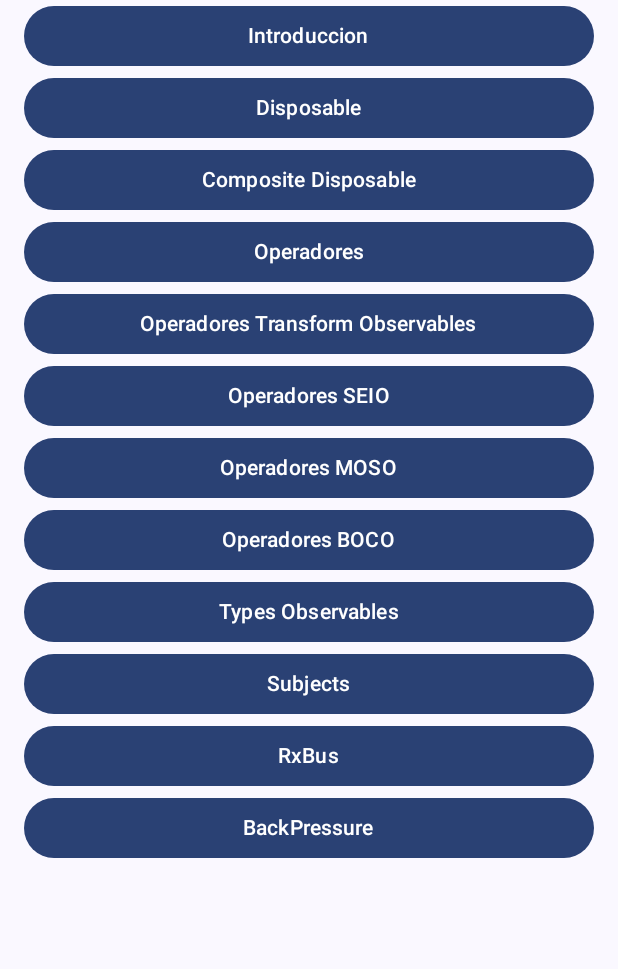
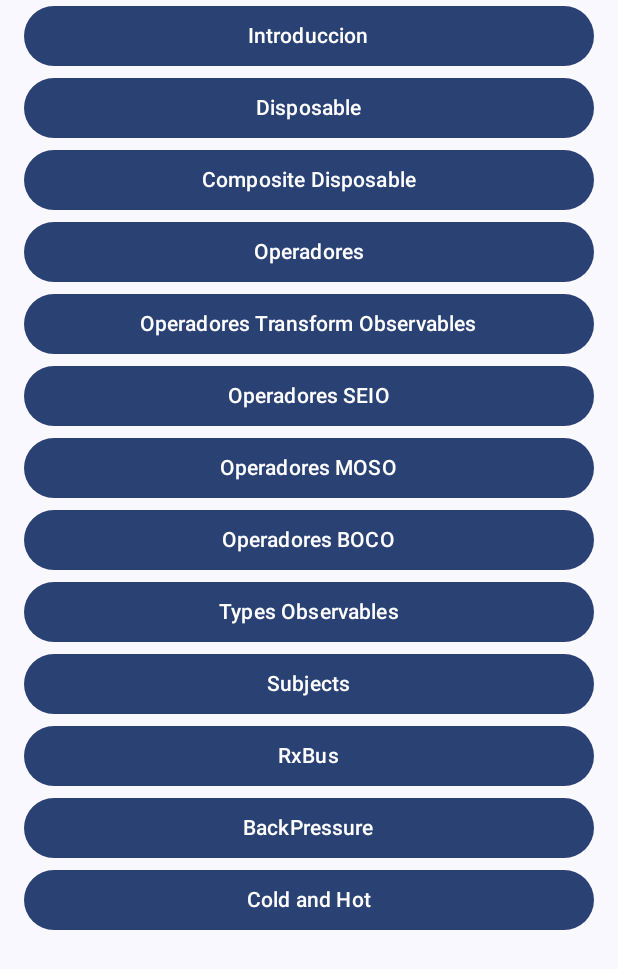
Before and after one commit to SylvinaSR/RxJavaExamples, an Android app built with Jetpack Compose: the screen it shows after launch (MainActivity), on a phone screen of 412 x 824 dp. Shown: the top 969 px of the screen. Run offline under Robolectric (Android 15) with nearby library versions, the phone set to English and light mode, and no system bars.

Commit message:
feat: Section 11 Udemy - Create Screen Cold and Hot

```diff
--- a/app/src/main/java/com/sylvieprojects/rxjavaapp/view/core/navigation/NavigationWrapper.kt
+++ b/app/src/main/java/com/sylvieprojects/rxjavaapp/view/core/navigation/NavigationWrapper.kt
@@ -10,6 +10,7 @@ import com.sylvieprojects.rxjavaapp.view.screens.IntroScreen
 import com.sylvieprojects.rxjavaapp.view.screens.operators.OperadoresScreen
 import com.sylvieprojects.rxjavaapp.view.screens.PrincipalScreen
 import com.sylvieprojects.rxjavaapp.view.screens.backPressure.BackPressureScreen
+import com.sylvieprojects.rxjavaapp.view.screens.coldAndHot.ColdAndHotScreen
 import com.sylvieprojects.rxjavaapp.view.screens.operators.sectionFive.OperadoresMOSOScreen
 import com.sylvieprojects.rxjavaapp.view.screens.operators.OperadoresSEIOScreen
 import com.sylvieprojects.rxjavaapp.view.screens.operators.OperadoresTOScreen
@@ -48,6 +49,8 @@ fun NavigationWrapper() {
                     navController.navigate(RxBus)
                 }, navigateToBackPressure = {
                     navController.navigate(BackPressure)
+                }, navigateToColdAndHot = {
+                    navController.navigate(ColdAndHot)
                 }
             )
         }
@@ -63,5 +66,6 @@ fun NavigationWrapper() {
         composable<Subjects> { SubjectsScreen() }
         composable<RxBus> { RxBusScreen() }
         composable<BackPressure> { BackPressureScreen() }
+        composable<ColdAndHot> { ColdAndHotScreen() }
     }
 }
--- a/app/src/main/java/com/sylvieprojects/rxjavaapp/view/core/navigation/Screens.kt
+++ b/app/src/main/java/com/sylvieprojects/rxjavaapp/view/core/navigation/Screens.kt
@@ -40,3 +40,6 @@ object RxBus
 
 @Serializable
 object BackPressure
+
+@Serializable
+object ColdAndHot
--- a/app/src/main/java/com/sylvieprojects/rxjavaapp/view/screens/PrincipalScreen.kt
+++ b/app/src/main/java/com/sylvieprojects/rxjavaapp/view/screens/PrincipalScreen.kt
@@ -24,7 +24,8 @@ fun PrincipalScreen(
     navigateTypeObservables: () -> Unit,
     navigateToSubjects: () -> Unit,
     navigateToRxBus: () -> Unit,
-    navigateToBackPressure: () -> Unit
+    navigateToBackPressure: () -> Unit,
+    navigateToColdAndHot: () -> Unit
 ) {
     Scaffold { innerPadding ->
         LazyColumn(modifier = Modifier
@@ -137,6 +138,15 @@ fun PrincipalScreen(
                     }) {
                     Text(text = "BackPressure")
                 }
+                Button(
+                    modifier = Modifier
+                        .fillMaxWidth()
+                        .padding(horizontal = 16.dp),
+                    onClick = {
+                        navigateToColdAndHot()
+                    }) {
+                    Text(text = "Cold and Hot")
+                }
             }
         }
     }
```
Also changed, not shown: app/src/main/java/com/sylvieprojects/rxjavaapp/view/screens/coldAndHot/HotAndColdScreen.kt (added, +13 -0 lines).
